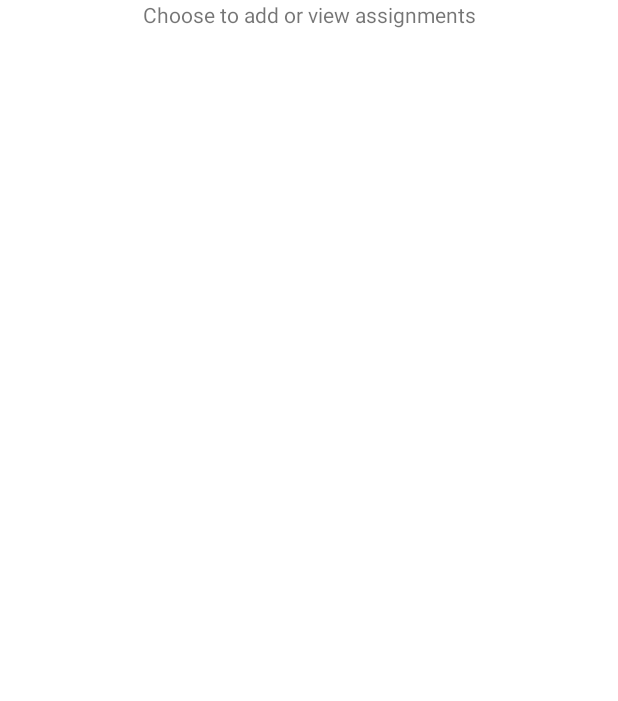
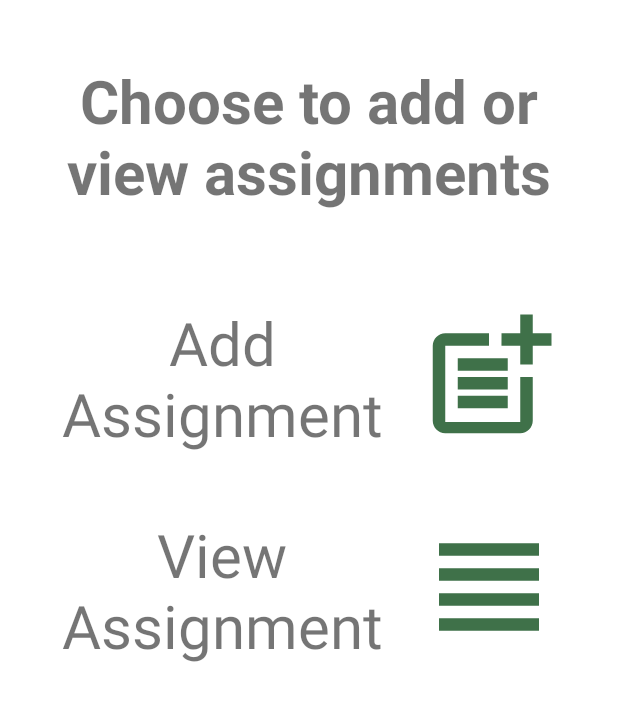
Before and after one commit to LukeFarrell0126/HomeworkPlanner, an Android app: the layout fragment_action.xml on its own in the app's theme, with its tools: preview values and no code run, on a phone screen of 412 x 824 dp. Shown: the top 701 px of the screen. Run offline under Robolectric (Android 15) with nearby library versions, the phone set to English and light mode, and no system bars.

Commit message:
action fragment

```diff
--- a/app/build.gradle
+++ b/app/build.gradle
@@ -2,7 +2,7 @@ plugins {
     id 'com.android.application'
     id 'org.jetbrains.kotlin.android'
     id 'com.google.gms.google-services'
-
+    id 'androidx.navigation.safeargs.kotlin'
 }
 
 android {
--- a/app/src/main/java/com/example/homeworkplanner/ActionFragment.kt
+++ b/app/src/main/java/com/example/homeworkplanner/ActionFragment.kt
@@ -5,6 +5,7 @@ import androidx.fragment.app.Fragment
 import android.view.LayoutInflater
 import android.view.View
 import android.view.ViewGroup
+import com.example.homeworkplanner.databinding.FragmentActionBinding
 import com.example.homeworkplanner.databinding.FragmentMainBinding
 import com.google.firebase.database.DatabaseReference
 import com.google.firebase.database.ktx.database
@@ -12,16 +13,18 @@ import com.google.firebase.ktx.Firebase
 
 class ActionFragment : Fragment() {
     lateinit var dbRef : DatabaseReference
-    private var _binding: FragmentMainBinding? = null
+    private var _binding: FragmentActionBinding? = null
     private val binding get() = _binding!!
     override fun onCreateView(
         inflater: LayoutInflater, container: ViewGroup?,
         savedInstanceState: Bundle?
     ): View? {
         dbRef = Firebase.database.reference //in view model or every fragment
-        _binding = FragmentMainBinding.inflate(inflater, container, false)
+        _binding = FragmentActionBinding.inflate(inflater, container, false)
         val rootView = binding.root
+        binding.addButton.setOnClickListener{
 
+        }
         return rootView
     }
 }
--- a/app/src/main/java/com/example/homeworkplanner/MainFragment.kt
+++ b/app/src/main/java/com/example/homeworkplanner/MainFragment.kt
@@ -1,10 +1,12 @@
 package com.example.homeworkplanner
 
 import android.os.Bundle
+import android.util.Log
 import androidx.fragment.app.Fragment
 import android.view.LayoutInflater
 import android.view.View
 import android.view.ViewGroup
+import androidx.navigation.findNavController
 import com.example.homeworkplanner.databinding.FragmentMainBinding
 import com.google.firebase.database.DatabaseReference
 import com.google.firebase.database.ktx.database
@@ -23,6 +25,10 @@ class MainFragment : Fragment() {
         _binding = FragmentMainBinding.inflate(inflater, container, false)
         val rootView = binding.root
 
+        binding.beginPlanningButton.setOnClickListener {
+            val action = MainFragmentDirections.actionMainFragmentToActionFragment()
+            rootView.findNavController().navigate(action)
+        }
         return rootView
     }
 }
--- /dev/null
+++ b/app/src/main/res/drawable/ic_add.xml
@@ -0,0 +1,9 @@
+<vector android:height="100dp" android:tint="#3F7149"
+    android:viewportHeight="24" android:viewportWidth="24"
+    android:width="100dp" xmlns:android="http://schemas.android.com/apk/res/android">
+    <path android:fillColor="@android:color/white" android:pathData="M17,19.22H5V7h7V5H5C3.9,5 3,5.9 3,7v12c0,1.1 0.9,2 2,2h12c1.1,0 2,-0.9 2,-2v-7h-2V19.22z"/>
+    <path android:fillColor="@android:color/white" android:pathData="M19,2h-2v3h-3c0.01,0.01 0,2 0,2h3v2.99c0.01,0.01 2,0 2,0V7h3V5h-3V2z"/>
+    <path android:fillColor="@android:color/white" android:pathData="M7,9h8v2h-8z"/>
+    <path android:fillColor="@android:color/white" android:pathData="M7,12l0,2l8,0l0,-2l-3,0z"/>
+    <path android:fillColor="@android:color/white" android:pathData="M7,15h8v2h-8z"/>
+</vector>
--- /dev/null
+++ b/app/src/main/res/drawable/ic_view.xml
@@ -0,0 +1,5 @@
+<vector android:height="100dp" android:tint="#3F7149"
+    android:viewportHeight="24" android:viewportWidth="24"
+    android:width="100dp" xmlns:android="http://schemas.android.com/apk/res/android">
+    <path android:fillColor="@android:color/white" android:pathData="M4,15h16v-2L4,13v2zM4,19h16v-2L4,17v2zM4,11h16L20,9L4,9v2zM4,5v2h16L20,5L4,5z"/>
+</vector>
--- a/app/src/main/res/layout/fragment_action.xml
+++ b/app/src/main/res/layout/fragment_action.xml
@@ -4,15 +4,65 @@
     xmlns:tools="http://schemas.android.com/tools"
     android:layout_width="match_parent"
     android:layout_height="match_parent"
+    android:paddingLeft="20dp"
+    android:paddingTop="40dp"
+    android:paddingRight="20dp"
     tools:context=".ActionFragment">
 
+    <TextView
+        android:id="@+id/addAssignmentText2"
+        android:layout_width="0dp"
+        android:layout_height="wrap_content"
+        android:layout_marginTop="40dp"
+        android:text="View Assignment"
+        android:textAlignment="center"
+        android:textSize="40sp"
+        app:layout_constraintEnd_toStartOf="@+id/viewButton"
+        app:layout_constraintStart_toStartOf="parent"
+        app:layout_constraintTop_toBottomOf="@+id/addAssignmentText" />
 
     <TextView
-        android:id="@+id/textView"
-        android:layout_width="wrap_content"
+        android:id="@+id/addAssignmentText"
+        android:layout_width="0dp"
+        android:layout_height="wrap_content"
+        android:layout_marginTop="60dp"
+        android:text="Add Assignment"
+        android:textAlignment="center"
+        android:textSize="40sp"
+        app:layout_constraintEnd_toStartOf="@+id/addButton"
+        app:layout_constraintStart_toStartOf="parent"
+        app:layout_constraintTop_toBottomOf="@+id/headingText" />
+
+    <TextView
+        android:id="@+id/headingText"
+        android:layout_width="0dp"
         android:layout_height="wrap_content"
         android:text="Choose to add or view assignments"
+        android:textAlignment="center"
+        android:textSize="40sp"
+        android:textStyle="bold"
         app:layout_constraintEnd_toEndOf="parent"
         app:layout_constraintStart_toStartOf="parent"
         app:layout_constraintTop_toTopOf="parent" />
+
+    <ImageView
+        android:id="@+id/addButton"
+        android:layout_width="wrap_content"
+        android:layout_height="wrap_content"
+        android:layout_marginTop="60dp"
+        android:layout_marginEnd="16dp"
+        android:src="@drawable/ic_add"
+        app:layout_constraintEnd_toEndOf="parent"
+        app:layout_constraintTop_toBottomOf="@+id/headingText" />
+
+    <ImageView
+        android:id="@+id/viewButton"
+        android:layout_width="wrap_content"
+        android:layout_height="wrap_content"
+        android:layout_marginTop="40dp"
+        android:layout_marginRight="16dp"
+        android:src="@drawable/ic_view"
+        app:layout_constraintEnd_toEndOf="parent"
+        app:layout_constraintTop_toBottomOf="@+id/addButton" />
+
 </androidx.constraintlayout.widget.ConstraintLayout>
--- a/app/src/main/res/layout/fragment_main.xml
+++ b/app/src/main/res/layout/fragment_main.xml
@@ -50,7 +50,7 @@
         app:layout_constraintTop_toBottomOf="@+id/overviewText" />
 
     <Button
-        android:id="@+id/button"
+        android:id="@+id/beginPlanningButton"
         android:layout_width="wrap_content"
         android:layout_height="wrap_content"
         android:layout_marginTop="50dp"
--- a/build.gradle
+++ b/build.gradle
@@ -4,6 +4,7 @@ plugins {
     id 'com.android.library' version '7.2.2' apply false
     id 'org.jetbrains.kotlin.android' version '1.6.10' apply false
     id 'com.google.gms.google-services' version '4.3.15' apply false
+    id 'androidx.navigation.safeargs.kotlin' version '2.5.1' apply false
 
 }
 
```
